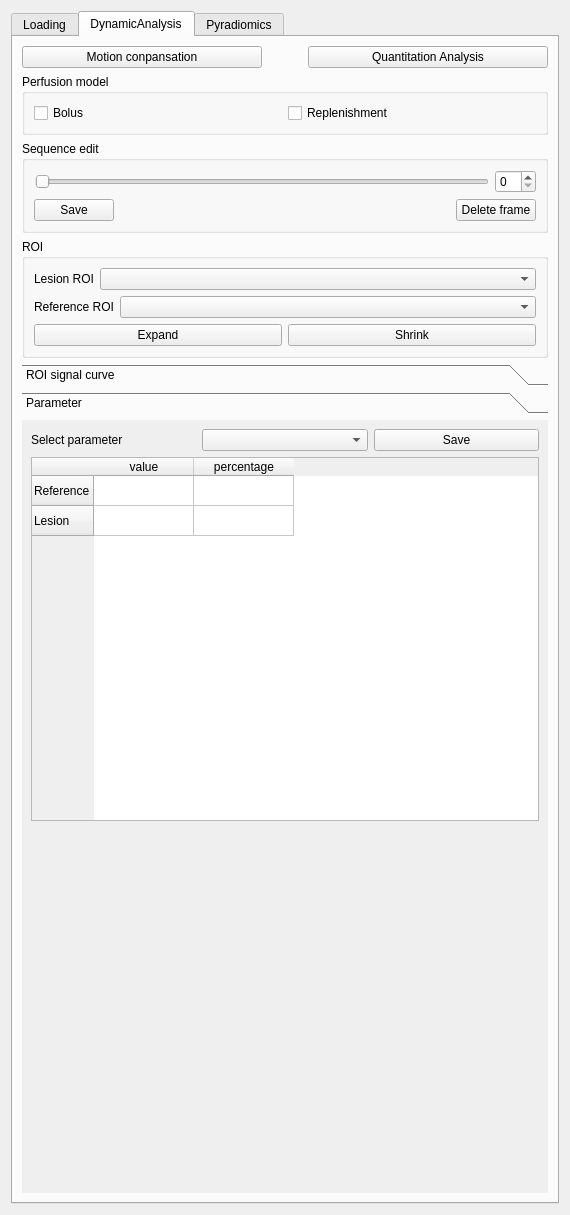
Before: the Qt Designer form Plugins/US.ToolKit/src/internal/USToolKitViewControls.ui in yexuehua/CEUS, drawn with Qt 5.
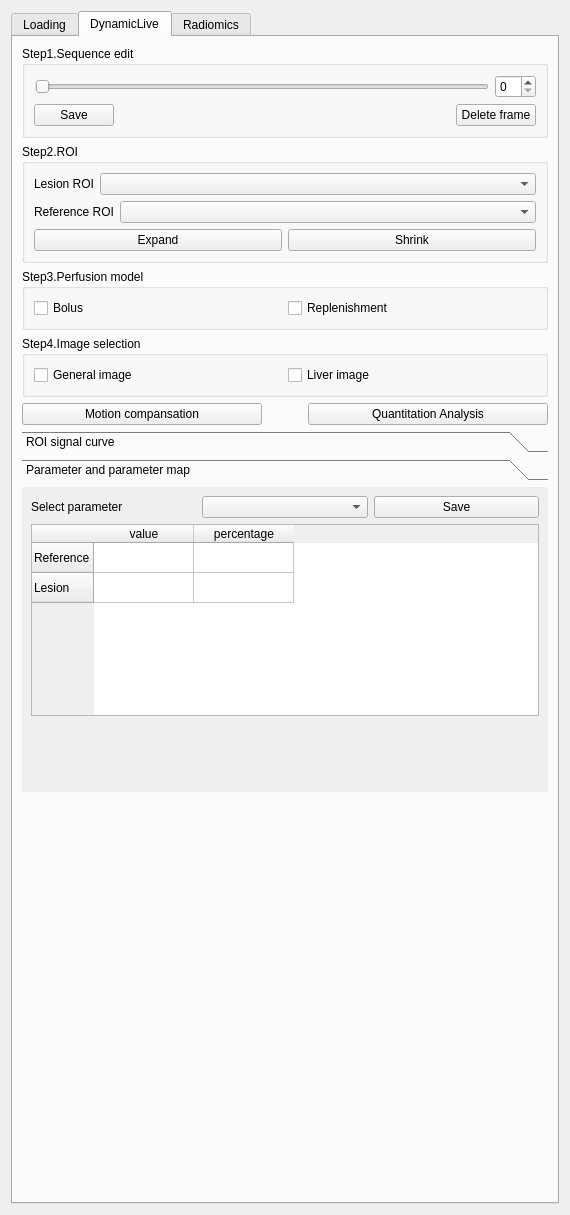
After: the same form once the commit is applied. The open tabs and pages were chosen to show the change. Icons and pictures are not drawn. Custom widgets are drawn as their Qt base class.

What changed in the file:
```diff
--- a/Plugins/US.ToolKit/src/internal/USToolKitViewControls.ui
+++ b/Plugins/US.ToolKit/src/internal/USToolKitViewControls.ui
@@ -7,7 +7,7 @@
     <x>0</x>
     <y>0</y>
     <width>514</width>
-    <height>1182</height>
+    <height>1184</height>
    </rect>
   </property>
   <property name="windowTitle">
@@ -191,80 +191,13 @@
      </widget>
      <widget class="QWidget" name="widget">
       <attribute name="title">
-       <string>DynamicAnalysis</string>
+       <string>DynamicLive</string>
       </attribute>
-      <layout class="QVBoxLayout" name="verticalLayout_14">
-       <item>
-        <layout class="QHBoxLayout" name="horizontalLayout">
-         <item>
-          <widget class="QPushButton" name="pushButton_13">
-           <property name="text">
-            <string>Motion conpansation</string>
-           </property>
-          </widget>
-         </item>
-         <item>
-          <spacer name="horizontalSpacer_9">
-           <property name="orientation">
-            <enum>Qt::Horizontal</enum>
-           </property>
-           <property name="sizeType">
-            <enum>QSizePolicy::Maximum</enum>
-           </property>
-           <property name="sizeHint" stdset="0">
-            <size>
-             <width>40</width>
-             <height>20</height>
-            </size>
-           </property>
-          </spacer>
-         </item>
-         <item>
-          <widget class="QPushButton" name="USQuantitationButton">
-           <property name="text">
-            <string>Quantitation Analysis</string>
-           </property>
-          </widget>
-         </item>
-        </layout>
-       </item>
-       <item>
-        <widget class="QGroupBox" name="groupBox_2">
-         <property name="title">
-          <string>Perfusion model</string>
-         </property>
-         <layout class="QVBoxLayout" name="verticalLayout_11">
-          <item>
-           <layout class="QGridLayout" name="gridLayout_3">
-            <item row="0" column="0">
-             <widget class="QCheckBox" name="DCEUSDynamicCheckbox">
-              <property name="text">
-               <string>Bolus</string>
-              </property>
-              <property name="autoExclusive">
-               <bool>true</bool>
-              </property>
-             </widget>
-            </item>
-            <item row="0" column="1">
-             <widget class="QCheckBox" name="DCEUSStaticCheckbox">
-              <property name="text">
-               <string>Replenishment</string>
-              </property>
-              <property name="autoExclusive">
-               <bool>true</bool>
-              </property>
-             </widget>
-            </item>
-           </layout>
-          </item>
-         </layout>
-        </widget>
-       </item>
+      <layout class="QVBoxLayout" name="verticalLayout_13">
        <item>
         <widget class="QGroupBox" name="ColorUSGroupBox">
          <property name="title">
-          <string>Sequence edit</string>
+          <string>Step1.Sequence edit</string>
          </property>
          <layout class="QVBoxLayout" name="verticalLayout_12">
           <item>
@@ -334,9 +267,9 @@
        <item>
         <widget class="QGroupBox" name="groupBox_3">
          <property name="title">
-          <string>ROI</string>
+          <string>Step2.ROI</string>
          </property>
-         <layout class="QVBoxLayout" name="verticalLayout_13">
+         <layout class="QVBoxLayout" name="verticalLayout_10">
           <item>
            <layout class="QFormLayout" name="formLayout_2">
             <item row="0" column="0">
@@ -448,6 +381,100 @@
          </layout>
         </widget>
        </item>
+       <item>
+        <widget class="QGroupBox" name="groupBox_2">
+         <property name="title">
+          <string>Step3.Perfusion model</string>
+         </property>
+         <layout class="QVBoxLayout" name="verticalLayout_11">
+          <item>
+           <layout class="QGridLayout" name="gridLayout_3">
+            <item row="0" column="1">
+             <widget class="QCheckBox" name="DCEUSStaticCheckbox">
+              <property name="text">
+               <string>Replenishment</string>
+              </property>
+              <property name="autoExclusive">
+               <bool>true</bool>
+              </property>
+             </widget>
+            </item>
+            <item row="0" column="0">
+             <widget class="QCheckBox" name="DCEUSDynamicCheckbox">
+              <property name="text">
+               <string>Bolus</string>
+              </property>
+              <property name="autoExclusive">
+               <bool>true</bool>
+              </property>
+             </widget>
+            </item>
+           </layout>
+          </item>
+         </layout>
+        </widget>
+       </item>
+       <item>
+        <widget class="QGroupBox" name="groupBox_5">
+         <property name="title">
+          <string>Step4.Image selection</string>
+         </property>
+         <layout class="QVBoxLayout" name="verticalLayout_5">
+          <item>
+           <layout class="QHBoxLayout" name="horizontalLayout_3">
+            <item>
+             <widget class="QCheckBox" name="checkBox_5">
+              <property name="text">
+               <string>General image</string>
+              </property>
+             </widget>
+            </item>
+            <item>
+             <widget class="QCheckBox" name="checkBox_6">
+              <property name="text">
+               <string>Liver image</string>
+              </property>
+             </widget>
+            </item>
+           </layout>
+          </item>
+         </layout>
+        </widget>
+       </item>
+       <item>
+        <layout class="QHBoxLayout" name="horizontalLayout">
+         <item>
+          <widget class="QPushButton" name="pushButton_13">
+           <property name="text">
+            <string>Motion compansation</string>
+           </property>
+          </widget>
+         </item>
+         <item>
+          <spacer name="horizontalSpacer_9">
+           <property name="orientation">
+            <enum>Qt::Horizontal</enum>
+           </property>
+           <property name="sizeType">
+            <enum>QSizePolicy::Maximum</enum>
+           </property>
+           <property name="sizeHint" stdset="0">
+            <size>
+             <width>40</width>
+             <height>20</height>
+            </size>
+           </property>
+          </spacer>
+         </item>
+         <item>
+          <widget class="QPushButton" name="USQuantitationButton">
+           <property name="text">
+            <string>Quantitation Analysis</string>
+           </property>
+          </widget>
+         </item>
+        </layout>
+       </item>
        <item>
         <widget class="QToolBox" name="toolBox">
          <property name="toolTip">
@@ -541,16 +568,14 @@
            <rect>
             <x>0</x>
             <y>0</y>
-            <width>260</width>
-            <height>130</height>
+            <width>272</width>
+            <height>240</height>
            </rect>
           </property>
           <attribute name="label">
-           <string>Parameter</string>
+           <string>Parameter and parameter map</string>
           </attribute>
-          <layout class="QVBoxLayout" name="verticalLayout_10">
-           <item>
-            <layout class="QVBoxLayout" name="verticalLayout_5">
+          <layout class="QVBoxLayout" name="verticalLayout_4">
              <item>
               <layout class="QGridLayout" name="gridLayout_2">
                <item row="0" column="0">
@@ -576,8 +601,6 @@
               </layout>
              </item>
              <item>
-              <layout class="QVBoxLayout" name="verticalLayout_4">
-               <item>
                 <widget class="QTableWidget" name="tableWidget">
                  <row>
                   <property name="text">
@@ -608,25 +631,34 @@
                  </property>
                  <property name="sizeHint" stdset="0">
                   <size>
-                   <width>20</width>
-                   <height>40</height>
+               <width>253</width>
+               <height>9</height>
                   </size>
                  </property>
                 </spacer>
                </item>
               </layout>
-             </item>
-            </layout>
-           </item>
-          </layout>
          </widget>
         </widget>
        </item>
+       <item>
+        <spacer name="verticalSpacer_4">
+         <property name="orientation">
+          <enum>Qt::Vertical</enum>
+         </property>
+         <property name="sizeHint" stdset="0">
+          <size>
+           <width>17</width>
+           <height>401</height>
+          </size>
+         </property>
+        </spacer>
+       </item>
       </layout>
      </widget>
      <widget class="QWidget" name="tab_3">
       <attribute name="title">
-       <string>Pyradiomics</string>
+       <string>Radiomics</string>
       </attribute>
       <layout class="QVBoxLayout" name="verticalLayout_7">
        <item>
```
Left out of the diff: 12 changed lines with no effect on the pictures. Lines whose indentation alone changed are shown as unchanged.
